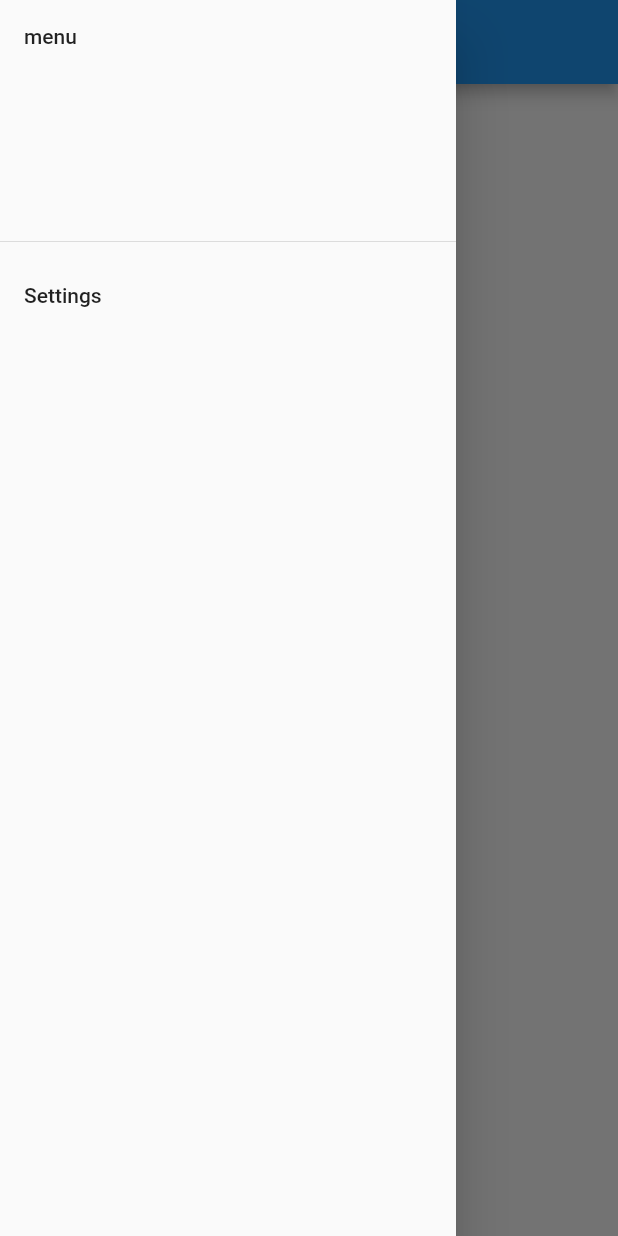
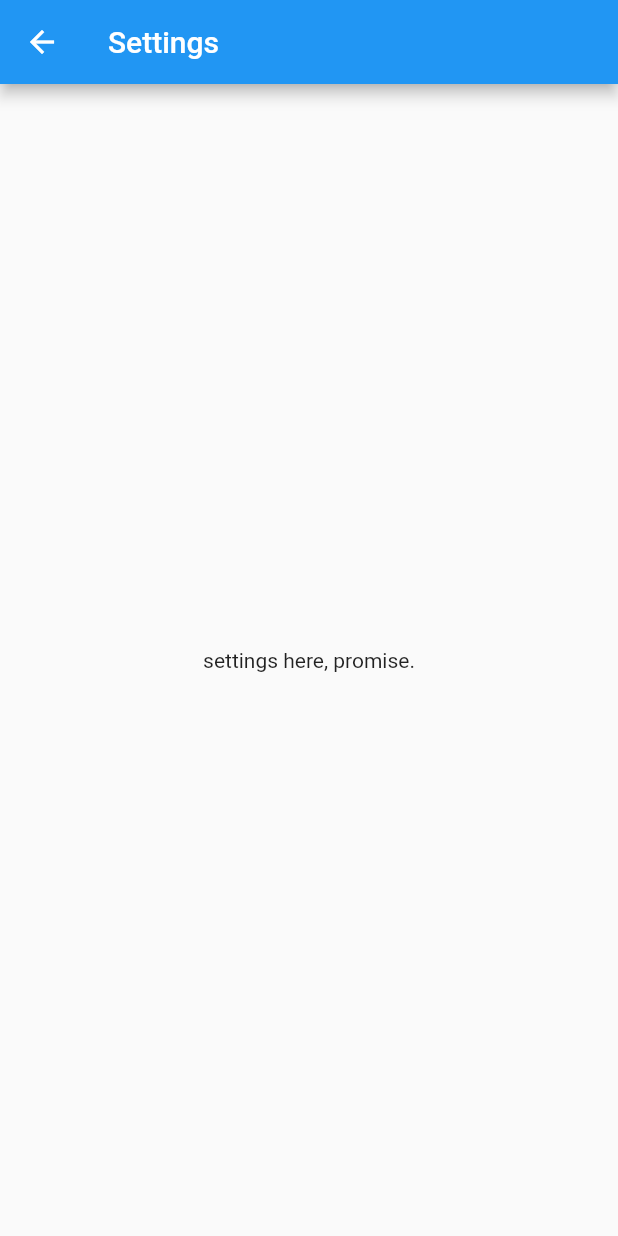
Before and after one commit to sinic46/base-app, a Flutter app: the screen it shows after launch, in the side drawer, after a tap on "Settings", on a phone screen of 412 x 824 dp. Run offline on Flutter 3.47's test engine with Material 2 defaults, Android fonts, the phone set to English and light mode, and no system bars.

Commit message:
added blank settings page with link in drawer

```diff
--- a/base_app/lib/screens/drawer_menu.dart
+++ b/base_app/lib/screens/drawer_menu.dart
@@ -1,3 +1,4 @@
+import 'package:base_app/screens/settings_screen.dart';
 import 'package:flutter/material.dart';
 
 class DrawerScreen extends StatelessWidget {
@@ -13,7 +14,15 @@ class DrawerScreen extends StatelessWidget {
           ),
           ListTile(
             title: const Text('Settings'),
-            onTap: () {},
+            onTap: () {
+              Navigator.of(context).pop();
+
+              Navigator.of(context).push(
+                MaterialPageRoute(
+                  builder: (context) => const SettingsScreen(),
+                ),
+              );
+            },
           ),
         ],
       ),
--- a/base_app/lib/screens/settings_screen.dart
+++ b/base_app/lib/screens/settings_screen.dart
@@ -0,0 +1,20 @@
+import 'package:flutter/material.dart';
+
+class SettingsScreen extends StatefulWidget {
+  const SettingsScreen({super.key});
+
+  @override
+  State<SettingsScreen> createState() => _SettingsScreenState();
+}
+
+class _SettingsScreenState extends State<SettingsScreen> {
+  @override
+  Widget build(BuildContext context) {
+    return Scaffold(
+      appBar: AppBar(title: const Text('Settings')),
+      body: const Center(
+        child: Text('settings here, promise.'),
+      ),
+    );
+  }
+}
```
